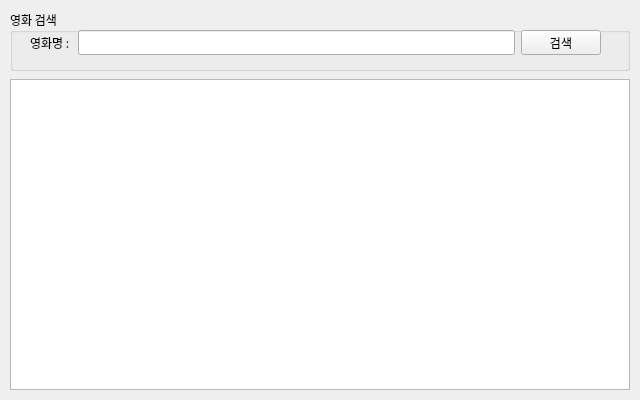
Qt form Part1/studyPyQt/naverApiMovie.ui (MFGangP/Mini-Projects) before a commit.
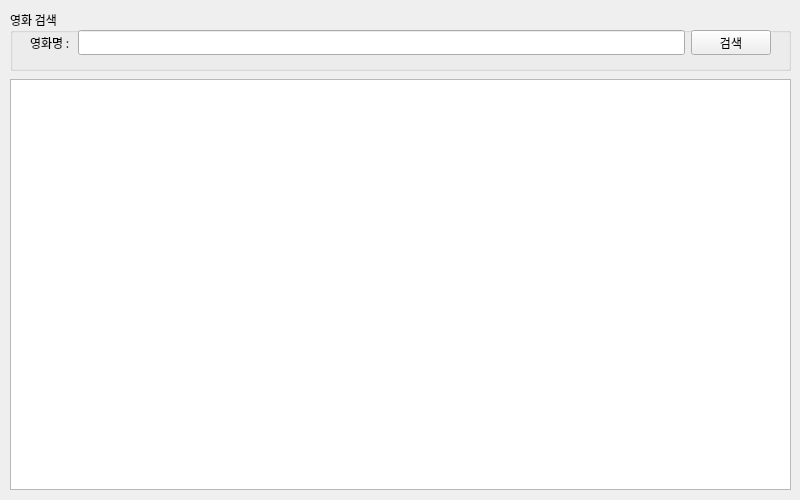
The same form after that commit.

```diff
--- a/Part1/studyPyQt/naverApiMovie.ui
+++ b/Part1/studyPyQt/naverApiMovie.ui
@@ -9,8 +9,8 @@
    <rect>
     <x>0</x>
     <y>0</y>
-    <width>640</width>
-    <height>400</height>
+    <width>800</width>
+    <height>500</height>
    </rect>
   </property>
   <property name="sizePolicy">
@@ -21,14 +21,14 @@
   </property>
   <property name="minimumSize">
    <size>
-    <width>640</width>
-    <height>400</height>
+    <width>800</width>
+    <height>500</height>
    </size>
   </property>
   <property name="maximumSize">
    <size>
-    <width>640</width>
-    <height>400</height>
+    <width>800</width>
+    <height>500</height>
    </size>
   </property>
   <property name="font">
@@ -44,7 +44,7 @@
     <rect>
      <x>10</x>
      <y>10</y>
-     <width>620</width>
+     <width>781</width>
      <height>61</height>
     </rect>
    </property>
@@ -59,7 +59,7 @@
         <rect>
          <x>20</x>
          <y>20</y>
-         <width>571</width>
+         <width>741</width>
          <height>25</height>
         </rect>
        </property>
@@ -92,8 +92,8 @@
     <rect>
      <x>10</x>
      <y>79</y>
-     <width>620</width>
-     <height>311</height>
+     <width>781</width>
+     <height>411</height>
     </rect>
    </property>
    <layout class="QVBoxLayout" name="resultLayout">
```
